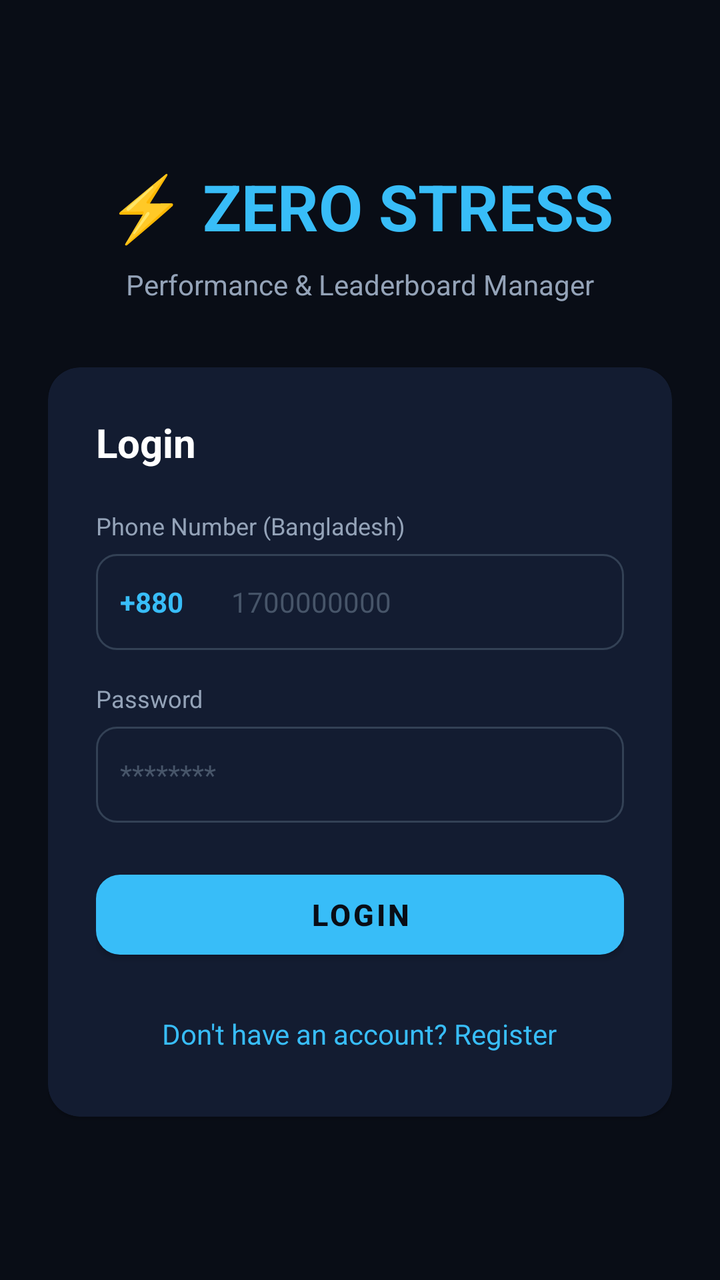
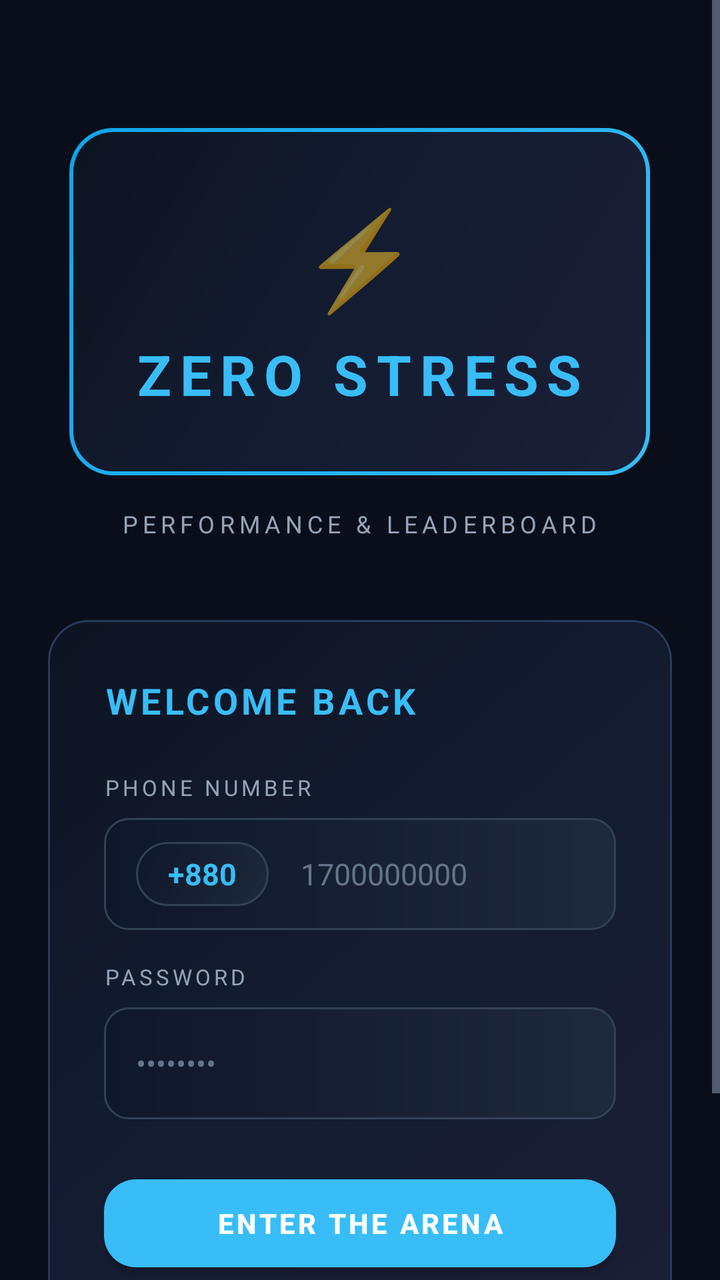

Compare the two renders of this Android layout. The source of the first and the diff that turns it into the second are given below.
<!-- AndroidManifest.xml: activity theme Theme.ZeroStress -->
<!-- res/layout/activity_login.xml -->
<?xml version="1.0" encoding="utf-8"?>
<ScrollView xmlns:android="http://schemas.android.com/apk/res/android"
    android:layout_width="match_parent"
    android:layout_height="match_parent"
    android:background="#090d16"
    android:fillViewport="true">

    <LinearLayout
        android:layout_width="match_parent"
        android:layout_height="wrap_content"
        android:gravity="center"
        android:orientation="vertical"
        android:padding="24dp">

        <TextView
            android:layout_width="wrap_content"
            android:layout_height="wrap_content"
            android:text="⚡ ZERO STRESS"
            android:textColor="#38bdf8"
            android:textSize="32sp"
            android:textStyle="bold"
            android:layout_marginBottom="8dp" />

        <TextView
            android:layout_width="wrap_content"
            android:layout_height="wrap_content"
            android:text="Performance &amp; Leaderboard Manager"
            android:textColor="#94a3b8"
            android:textSize="14sp"
            android:layout_marginBottom="32dp" />

        <com.google.android.material.card.MaterialCardView
            android:layout_width="match_parent"
            android:layout_height="wrap_content"
            app:cardBackgroundColor="#131c31"
            app:cardCornerRadius="16dp"
            app:strokeColor="#1e293b"
            xmlns:app="http://schemas.android.com/apk/res-auto">

            <LinearLayout
                android:layout_width="match_parent"
                android:layout_height="wrap_content"
                android:orientation="vertical"
                android:padding="24dp">

                <TextView
                    android:layout_width="wrap_content"
                    android:layout_height="wrap_content"
                    android:text="Login"
                    android:textColor="#ffffff"
                    android:textSize="20sp"
                    android:textStyle="bold"
                    android:layout_marginBottom="20dp" />

                <TextView
                    android:layout_width="wrap_content"
                    android:layout_height="wrap_content"
                    android:text="Phone Number (Bangladesh)"
                    android:textColor="#94a3b8"
                    android:textSize="12sp"
                    android:layout_marginBottom="6dp" />

                <LinearLayout
                    android:layout_width="match_parent"
                    android:layout_height="48dp"
                    android:orientation="horizontal"
                    android:background="@drawable/bg_input"
                    android:layout_marginBottom="16dp">

                    <TextView
                        android:layout_width="wrap_content"
                        android:layout_height="match_parent"
                        android:gravity="center"
                        android:paddingHorizontal="12dp"
                        android:text="+880"
                        android:textColor="#38bdf8"
                        android:textStyle="bold"
                        android:textSize="14sp"
                        android:background="@drawable/bg_status_badge" />

                    <EditText
                        android:id="@+id/etPhone"
                        android:layout_width="0dp"
                        android:layout_height="match_parent"
                        android:layout_weight="1"
                        android:background="@android:color/transparent"
                        android:hint="1700000000"
                        android:inputType="phone"
                        android:maxLength="10"
                        android:textColor="#f1f5f9"
                        android:textColorHint="#475569"
                        android:paddingHorizontal="12dp"
                        android:textSize="14sp" />
                </LinearLayout>

                <TextView
                    android:layout_width="wrap_content"
                    android:layout_height="wrap_content"
                    android:text="Password"
                    android:textColor="#94a3b8"
                    android:textSize="12sp"
                    android:layout_marginBottom="6dp" />

                <EditText
                    android:id="@+id/etPassword"
                    android:layout_width="match_parent"
                    android:layout_height="48dp"
                    android:background="@drawable/bg_input"
                    android:hint="********"
                    android:inputType="textPassword"
                    android:textColor="#f1f5f9"
                    android:textColorHint="#475569"
                    android:paddingHorizontal="12dp"
                    android:textSize="14sp"
                    android:layout_marginBottom="20dp" />

                <com.google.android.material.button.MaterialButton
                    android:id="@+id/btnLogin"
                    android:layout_width="match_parent"
                    android:layout_height="52dp"
                    android:text="LOGIN"
                    android:textColor="#090d16"
                    android:textSize="15sp"
                    android:textStyle="bold"
                    app:backgroundTint="#38bdf8"
                    app:cornerRadius="12dp"
                    android:layout_marginBottom="16dp" />

                <TextView
                    android:id="@+id/tvRegister"
                    android:layout_width="wrap_content"
                    android:layout_height="wrap_content"
                    android:layout_gravity="center"
                    android:text="Don't have an account? Register"
                    android:textColor="#38bdf8"
                    android:textSize="14sp"
                    android:padding="8dp" />

            </LinearLayout>
        </com.google.android.material.card.MaterialCardView>

        <ProgressBar
            android:id="@+id/progressBar"
            android:layout_width="wrap_content"
            android:layout_height="wrap_content"
            android:layout_marginTop="16dp"
            android:visibility="gone" />

    </LinearLayout>
</ScrollView>
<!-- resources referenced by this layout -->
<resources>
  <!-- drawable bg_input (drawable) -->
  <?xml version="1.0" encoding="utf-8"?>
  <shape xmlns:android="http://schemas.android.com/apk/res/android"
      android:shape="rectangle">
      <solid android:fillColor="#1e293b" />
      <corners android:radius="10dp" />
      <stroke android:width="1dp" android:color="#334155" />
  </shape>
  <!-- drawable bg_status_badge (drawable) -->
  <?xml version="1.0" encoding="utf-8"?>
  <shape xmlns:android="http://schemas.android.com/apk/res/android"
      android:shape="rectangle">
      <solid android:fillColor="#1e293b" />
      <corners android:radius="6dp" />
  </shape>
  <color name="primary">#38bdf8</color>
  <color name="primary_dark">#0ea5e9</color>
  <color name="accent">#10b981</color>
  <color name="bg_main">#090d16</color>
  <color name="text_primary">#f1f5f9</color>
  <color name="text_secondary">#94a3b8</color>
  <!-- unchanged entries left out for length: 1 -->
</resources>

<!-- the commit's change to res/layout/activity_login.xml (unified diff, before → after) -->
@@ -1,8 +1,9 @@
 <?xml version="1.0" encoding="utf-8"?>
 <ScrollView xmlns:android="http://schemas.android.com/apk/res/android"
+    xmlns:app="http://schemas.android.com/apk/res-auto"
     android:layout_width="match_parent"
     android:layout_height="match_parent"
-    android:background="#090d16"
+    android:background="@color/bg_main"
     android:fillViewport="true">
 
     <LinearLayout
@@ -12,139 +13,182 @@
         android:orientation="vertical"
         android:padding="24dp">
 
-        <TextView
+        
+        <LinearLayout
             android:layout_width="wrap_content"
             android:layout_height="wrap_content"
-            android:text="⚡ ZERO STRESS"
-            android:textColor="#38bdf8"
-            android:textSize="32sp"
-            android:textStyle="bold"
-            android:layout_marginBottom="8dp" />
+            android:orientation="vertical"
+            android:gravity="center"
+            android:layout_marginTop="40dp"
+            android:layout_marginBottom="16dp"
+            android:background="@drawable/bg_gaming_card_glow"
+            android:padding="32dp">
+
+            <TextView
+                android:layout_width="wrap_content"
+                android:layout_height="wrap_content"
+                android:text="⚡"
+                android:textSize="48sp"
+                android:layout_marginBottom="8dp" />
+
+            <TextView
+                android:layout_width="wrap_content"
+                android:layout_height="wrap_content"
+                android:text="ZERO STRESS"
+                android:textColor="@color/primary"
+                android:textSize="28sp"
+                android:textStyle="bold"
+                android:letterSpacing="0.15" />
+        </LinearLayout>
 
         <TextView
             android:layout_width="wrap_content"
             android:layout_height="wrap_content"
-            android:text="Performance &amp; Leaderboard Manager"
-            android:textColor="#94a3b8"
-            android:textSize="14sp"
-            android:layout_marginBottom="32dp" />
+            android:text="PERFORMANCE &amp; LEADERBOARD"
+            android:textColor="@color/text_secondary"
+            android:textSize="12sp"
+            android:letterSpacing="0.2"
+            android:layout_marginBottom="40dp" />
 
-        <com.google.android.material.card.MaterialCardView
+        
+        <LinearLayout
             android:layout_width="match_parent"
             android:layout_height="wrap_content"
-            app:cardBackgroundColor="#131c31"
-            app:cardCornerRadius="16dp"
-            app:strokeColor="#1e293b"
-            xmlns:app="http://schemas.android.com/apk/res-auto">
+            android:orientation="vertical"
+            android:background="@drawable/bg_gaming_card"
+            android:padding="28dp"
+            android:layout_marginBottom="24dp">
+
+            <TextView
+                android:layout_width="wrap_content"
+                android:layout_height="wrap_content"
+                android:text="WELCOME BACK"
+                android:textColor="@color/primary"
+                android:textSize="18sp"
+                android:textStyle="bold"
+                android:letterSpacing="0.1"
+                android:layout_marginBottom="24dp" />
+
+            
+            <TextView
+                android:layout_width="wrap_content"
+                android:layout_height="wrap_content"
+                android:text="PHONE NUMBER"
+                android:textColor="@color/text_secondary"
+                android:textSize="11sp"
+                android:letterSpacing="0.15"
+                android:layout_marginBottom="8dp" />
 
             <LinearLayout
                 android:layout_width="match_parent"
-                android:layout_height="wrap_content"
-                android:orientation="vertical"
-                android:padding="24dp">
+                android:layout_height="56dp"
+                android:orientation="horizontal"
+                android:background="@drawable/bg_gaming_input">
 
                 <TextView
                     android:layout_width="wrap_content"
-                    android:layout_height="wrap_content"
-                    android:text="Login"
-                    android:textColor="#ffffff"
-                    android:textSize="20sp"
+                    android:layout_height="match_parent"
+                    android:gravity="center"
+                    android:paddingHorizontal="16dp"
+                    android:text="+880"
+                    android:textColor="@color/primary"
                     android:textStyle="bold"
-                    android:layout_marginBottom="20dp" />
-
-                <TextView
-                    android:layout_width="wrap_content"
-                    android:layout_height="wrap_content"
-                    android:text="Phone Number (Bangladesh)"
-                    android:textColor="#94a3b8"
-                    android:textSize="12sp"
-                    android:layout_marginBottom="6dp" />
-
-                <LinearLayout
-                    android:layout_width="match_parent"
-                    android:layout_height="48dp"
-                    android:orientation="horizontal"
-                    android:background="@drawable/bg_input"
-                    android:layout_marginBottom="16dp">
-
-                    <TextView
-                        android:layout_width="wrap_content"
-                        android:layout_height="match_parent"
-                        android:gravity="center"
-                        android:paddingHorizontal="12dp"
-                        android:text="+880"
-                        android:textColor="#38bdf8"
-                        android:textStyle="bold"
-                        android:textSize="14sp"
-                        android:background="@drawable/bg_status_badge" />
-
-                    <EditText
-                        android:id="@+id/etPhone"
-                        android:layout_width="0dp"
-                        android:layout_height="match_parent"
-                        android:layout_weight="1"
-                        android:background="@android:color/transparent"
-                        android:hint="1700000000"
-                        android:inputType="phone"
-                        android:maxLength="10"
-                        android:textColor="#f1f5f9"
-                        android:textColorHint="#475569"
-                        android:paddingHorizontal="12dp"
-                        android:textSize="14sp" />
-                </LinearLayout>
-
-                <TextView
-                    android:layout_width="wrap_content"
-                    android:layout_height="wrap_content"
-                    android:text="Password"
-                    android:textColor="#94a3b8"
-                    android:textSize="12sp"
-                    android:layout_marginBottom="6dp" />
+                    android:textSize="15sp"
+                    android:background="@drawable/bg_gaming_stat_card" />
 
                 <EditText
-                    android:id="@+id/etPassword"
-                    android:layout_width="match_parent"
-                    android:layout_height="48dp"
-                    android:background="@drawable/bg_input"
-                    android:hint="********"
-                    android:inputType="textPassword"
-                    android:textColor="#f1f5f9"
-                    android:textColorHint="#475569"
-                    android:paddingHorizontal="12dp"
-                    android:textSize="14sp"
-                    android:layout_marginBottom="20dp" />
+                    android:id="@+id/etPhone"
+                    android:layout_width="0dp"
+                    android:layout_height="match_parent"
+                    android:layout_weight="1"
+                    android:background="@android:color/transparent"
+                    android:hint="1700000000"
+                    android:inputType="phone"
+                    android:maxLength="10"
+                    android:textColor="@color/text_primary"
+                    android:textColorHint="@color/text_muted"
+                    android:paddingHorizontal="16dp"
+                    android:textSize="15sp" />
+            </LinearLayout>
 
-                <com.google.android.material.button.MaterialButton
-                    android:id="@+id/btnLogin"
-                    android:layout_width="match_parent"
-                    android:layout_height="52dp"
-                    android:text="LOGIN"
-                    android:textColor="#090d16"
-                    android:textSize="15sp"
-                    android:textStyle="bold"
-                    app:backgroundTint="#38bdf8"
-                    app:cornerRadius="12dp"
-                    android:layout_marginBottom="16dp" />
+            <View
+                android:layout_width="match_parent"
+                android:layout_height="16dp" />
 
-                <TextView
-                    android:id="@+id/tvRegister"
-                    android:layout_width="wrap_content"
-                    android:layout_height="wrap_content"
-                    android:layout_gravity="center"
-                    android:text="Don't have an account? Register"
-                    android:textColor="#38bdf8"
-                    android:textSize="14sp"
-                    android:padding="8dp" />
+            
+            <TextView
+                android:layout_width="wrap_content"
+                android:layout_height="wrap_content"
+                android:text="PASSWORD"
+                android:textColor="@color/text_secondary"
+                android:textSize="11sp"
+                android:letterSpacing="0.15"
+                android:layout_marginBottom="8dp" />
 
-            </LinearLayout>
-        </com.google.android.material.card.MaterialCardView>
+            <EditText
+                android:id="@+id/etPassword"
+                android:layout_width="match_parent"
+                android:layout_height="56dp"
+                android:background="@drawable/bg_gaming_input"
+                android:hint="••••••••"
+                android:inputType="textPassword"
+                android:textColor="@color/text_primary"
+                android:textColorHint="@color/text_muted"
+                android:paddingHorizontal="16dp"
+                android:textSize="15sp" />
+
+            <View
+                android:layout_width="match_parent"
+                android:layout_height="24dp" />
+
+            
+            <com.google.android.material.button.MaterialButton
+                android:id="@+id/btnLogin"
+                android:layout_width="match_parent"
+                android:layout_height="56dp"
+                android:text="ENTER THE ARENA"
+                android:textColor="@color/white"
+                android:textSize="14sp"
+                android:textStyle="bold"
+                android:letterSpacing="0.1"
+                app:backgroundTint="@color/primary"
+                app:cornerRadius="16dp"
+                app:background="@drawable/bg_gaming_button" />
+
+        </LinearLayout>
+
+        
+        <LinearLayout
+            android:layout_width="wrap_content"
+            android:layout_height="wrap_content"
+            android:orientation="horizontal"
+            android:gravity="center">
+
+            <TextView
+                android:layout_width="wrap_content"
+                android:layout_height="wrap_content"
+                android:text="NEW PLAYER? "
+                android:textColor="@color/text_secondary"
+                android:textSize="13sp" />
+
+            <TextView
+                android:id="@+id/tvRegister"
+                android:layout_width="wrap_content"
+                android:layout_height="wrap_content"
+                android:text="REGISTER NOW"
+                android:textColor="@color/primary"
+                android:textSize="13sp"
+                android:textStyle="bold"
+                android:padding="8dp" />
+        </LinearLayout>
 
         <ProgressBar
             android:id="@+id/progressBar"
             android:layout_width="wrap_content"
             android:layout_height="wrap_content"
-            android:layout_marginTop="16dp"
-            android:visibility="gone" />
+            android:layout_marginTop="24dp"
+            android:visibility="gone"
+            android:indeterminateTint="@color/primary" />
 
     </LinearLayout>
 </ScrollView>
<!-- resource entries referenced after the edit -->
@@ -1,26 +1,118 @@
 <!-- resources referenced by this layout -->
 <resources>
-  <!-- drawable bg_input (drawable) -->
+  <color name="primary">#38bdf8</color>
+  <color name="text_muted">#64748b</color>
+  <color name="primary_dark">#0ea5e9</color>
+  <color name="accent">#10b981</color>
+  <color name="bg_main">#0a0e1a</color>
+  <color name="text_primary">#f1f5f9</color>
+  <color name="text_secondary">#94a3b8</color>
+  <color name="white">#FFFFFF</color>
+  <!-- drawable bg_gaming_button (drawable) -->
+  <?xml version="1.0" encoding="utf-8"?>
+  <layer-list xmlns:android="http://schemas.android.com/apk/res/android">
+      
+      <item>
+          <shape android:shape="rectangle">
+              <gradient
+                  android:startColor="#38bdf8"
+                  android:endColor="#0ea5e9"
+                  android:angle="0" />
+              <corners android:radius="16dp" />
+          </shape>
+      </item>
+      
+      <item
+          android:bottom="2dp"
+          android:left="2dp"
+          android:right="2dp"
+          android:top="2dp">
+          <shape android:shape="rectangle">
+              <gradient
+                  android:startColor="#0ea5e9"
+                  android:endColor="#0284c7"
+                  android:angle="90" />
+              <corners android:radius="14dp" />
+          </shape>
+      </item>
+  </layer-list>
+  <!-- drawable bg_gaming_card (drawable) -->
   <?xml version="1.0" encoding="utf-8"?>
   <shape xmlns:android="http://schemas.android.com/apk/res/android"
       android:shape="rectangle">
-      <solid android:fillColor="#1e293b" />
-      <corners android:radius="10dp" />
-      <stroke android:width="1dp" android:color="#334155" />
+      <gradient
+          android:startColor="#1a1f35"
+          android:centerColor="#131c31"
+          android:endColor="#0d1422"
+          android:angle="135" />
+      <corners android:radius="20dp" />
+      <stroke
+          android:width="1dp"
+          android:color="#2a3a5c" />
   </shape>
-  <!-- drawable bg_status_badge (drawable) -->
+  <!-- drawable bg_gaming_card_glow (drawable) -->
+  <?xml version="1.0" encoding="utf-8"?>
+  <layer-list xmlns:android="http://schemas.android.com/apk/res/android">
+      
+      <item>
+          <shape android:shape="rectangle">
+              <gradient
+                  android:startColor="#38bdf8"
+                  android:endColor="#0ea5e9"
+                  android:angle="135" />
+              <corners android:radius="22dp" />
+          </shape>
+      </item>
+      
+      <item
+          android:bottom="2dp"
+          android:left="2dp"
+          android:right="2dp"
+          android:top="2dp">
+          <shape android:shape="rectangle">
+              <gradient
+                  android:startColor="#1a1f35"
+                  android:centerColor="#131c31"
+                  android:endColor="#0d1422"
+                  android:angle="135" />
+              <corners android:radius="20dp" />
+          </shape>
+      </item>
+  </layer-list>
+  <!-- drawable bg_gaming_input (drawable) -->
   <?xml version="1.0" encoding="utf-8"?>
   <shape xmlns:android="http://schemas.android.com/apk/res/android"
       android:shape="rectangle">
-      <solid android:fillColor="#1e293b" />
-      <corners android:radius="6dp" />
+      <gradient
+          android:startColor="#1e293b"
+          android:endColor="#0f172a"
+          android:angle="180" />
+      <corners android:radius="12dp" />
+      <stroke
+          android:width="1dp"
+          android:color="#334155" />
+      <padding
+          android:left="16dp"
+          android:top="12dp"
+          android:right="16dp"
+          android:bottom="12dp" />
   </shape>
-  <color name="primary">#38bdf8</color>
-  <color name="primary_dark">#0ea5e9</color>
-  <color name="accent">#10b981</color>
-  <color name="bg_main">#090d16</color>
-  <color name="text_primary">#f1f5f9</color>
-  <color name="text_secondary">#94a3b8</color>
+  <!-- drawable bg_gaming_stat_card (drawable) -->
+  <?xml version="1.0" encoding="utf-8"?>
+  <layer-list xmlns:android="http://schemas.android.com/apk/res/android">
+      <item>
+          <shape android:shape="rectangle">
+              <gradient
+                  android:startColor="#1e293b"
+                  android:endColor="#0f172a"
+                  android:angle="135" />
+              <corners android:radius="16dp" />
+              <stroke
+                  android:width="1dp"
+                  android:color="#334155" />
+          </shape>
+      </item>
+  </layer-list>
   <!-- unchanged entries left out for length: 1 -->
 </resources>
 
